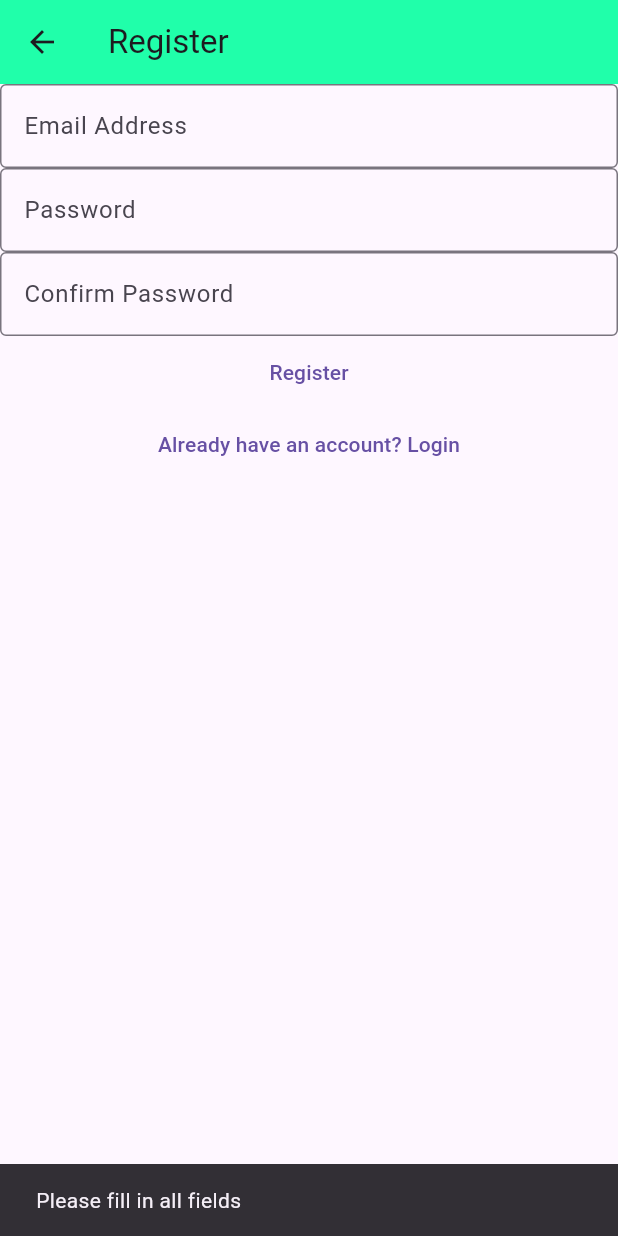
After one commit to faheempa/Coding, a Flutter app: the RegisterView screen opened by its route, after a tap on "Register", on a phone screen of 412 x 824 dp. The commit adds this screen. Run offline on Flutter 3.47's test engine with Material 2 defaults, Android fonts, the light colour scheme and no system bars; our stand-ins replace firebase_auth, firebase_core; accounts and stored records are empty.

```diff
--- /dev/null
+++ b/flutter/notes/lib/views/login.dart
@@ -0,0 +1,112 @@
+import 'package:firebase_auth/firebase_auth.dart';
+import 'package:flutter/material.dart';
+
+class LoginView extends StatefulWidget {
+  const LoginView({super.key});
+
+  @override
+  State<LoginView> createState() => _LoginViewState();
+}
+
+class _LoginViewState extends State<LoginView> {
+  // text controllers
+  late final TextEditingController _email, _password;
+
+  @override
+  void initState() {
+    _email = TextEditingController();
+    _password = TextEditingController();
+    super.initState();
+  }
+
+  @override
+  void dispose() {
+    _email.dispose();
+    _password.dispose();
+    super.dispose();
+  }
+
+  @override
+  Widget build(BuildContext context) {
+    final user = FirebaseAuth.instance.currentUser;
+    if (user != null) {
+      Navigator.of(context).pushNamedAndRemoveUntil('/home/', (route) => false);
+    }
+    return Scaffold(
+      appBar: AppBar(
+        title: const Text('Login'),
+        backgroundColor: const Color.fromARGB(255, 32, 255, 170),
+      ),
+      body: Column(
+        children: [
+          TextField(
+            controller: _email,
+            keyboardType: TextInputType.emailAddress,
+            decoration: const InputDecoration(
+              border: OutlineInputBorder(),
+              labelText: 'Email Address',
+            ),
+          ),
+          TextField(
+            controller: _password,
+            decoration: const InputDecoration(
+              border: OutlineInputBorder(),
+              labelText: 'Password',
+            ),
+            autocorrect: false,
+            obscureText: true,
+            enableSuggestions: false,
+          ),
+          TextButton(
+            onPressed: () async {
+              if (_email.text.isEmpty || _password.text.isEmpty) {
+                ScaffoldMessenger.of(context).showSnackBar(
+                  const SnackBar(
+                    content: Text('Please fill in all fields'),
+                  ),
+                );
+                return;
+              }
+              try {
+                await FirebaseAuth.instance
+                    .signInWithEmailAndPassword(
+                      email: _email.text,
+                      password: _password.text,
+                    )
+                    .then((value) => {
+                          ScaffoldMessenger.of(context).showSnackBar(
+                            const SnackBar(
+                              content: Text('Login successfully'),
+                            ),
+                          ),
+                          _email.text = '',
+                          _password.text = '',
+                          // focus out
+                          Navigator.of(context).pushNamedAndRemoveUntil(
+                              '/home', (route) => false)
+                        });
+              } on FirebaseAuthException catch (e) {
+                ScaffoldMessenger.of(context).showSnackBar(
+                  SnackBar(
+                    content: Text(
+                      // capitalize the error code and replace "-" with " "
+                      'Login failed: ${e.code[0].toUpperCase() + e.code.substring(1).replaceAll("-", " ")}',
+                    ),
+                  ),
+                );
+              }
+            },
+            child: const Text('Login'),
+          ),
+          TextButton(
+            onPressed: () {
+              Navigator.of(context)
+                  .pushNamedAndRemoveUntil('/register', (route) => false);
+            },
+            child: const Text('No account? Register here'),
+          ),
+        ],
+      ),
+    );
+  }
+}
--- /dev/null
+++ b/flutter/notes/lib/views/register.dart
@@ -0,0 +1,135 @@
+import 'package:firebase_auth/firebase_auth.dart';
+import 'package:flutter/material.dart';
+
+class RegisterView extends StatefulWidget {
+  const RegisterView({super.key});
+
+  @override
+  State<RegisterView> createState() => _RegisterViewState();
+}
+
+class _RegisterViewState extends State<RegisterView> {
+  // text controllers
+  late final TextEditingController _email, _password, _confirmPassword;
+
+  @override
+  void initState() {
+    _email = TextEditingController();
+    _password = TextEditingController();
+    _confirmPassword = TextEditingController();
+    super.initState();
+  }
+
+  @override
+  void dispose() {
+    _email.dispose();
+    _password.dispose();
+    _confirmPassword.dispose();
+    super.dispose();
+  }
+
+  @override
+  Widget build(BuildContext context) {
+    return Scaffold(
+      appBar: AppBar(
+        title: const Text('Register'),
+        backgroundColor: const Color.fromARGB(255, 32, 255, 170),
+      ),
+      body: Column(
+        children: [
+          TextField(
+            controller: _email,
+            keyboardType: TextInputType.emailAddress,
+            decoration: const InputDecoration(
+              border: OutlineInputBorder(),
+              labelText: 'Email Address',
+            ),
+          ),
+          TextField(
+            controller: _password,
+            decoration: const InputDecoration(
+              border: OutlineInputBorder(),
+              labelText: 'Password',
+            ),
+            autocorrect: false,
+            obscureText: true,
+            enableSuggestions: false,
+          ),
+          TextField(
+            controller: _confirmPassword,
+            decoration: const InputDecoration(
+              border: OutlineInputBorder(),
+              labelText: 'Confirm Password',
+            ),
+            autocorrect: false,
+            obscureText: true,
+            enableSuggestions: false,
+          ),
+          TextButton(
+            onPressed: () async {
+              if (_email.text.isEmpty ||
+                  _password.text.isEmpty ||
+                  _confirmPassword.text.isEmpty) {
+                ScaffoldMessenger.of(context).showSnackBar(
+                  const SnackBar(
+                    content: Text('Please fill in all fields'),
+                  ),
+                );
+                return;
+              }
+              if (_password.text != _confirmPassword.text) {
+                ScaffoldMessenger.of(context).showSnackBar(
+                  const SnackBar(
+                    content: Text('Password does not match'),
+                  ),
+                );
+                return;
+              }
+              try {
+                await FirebaseAuth.instance
+                    .createUserWithEmailAndPassword(
+                  email: _email.text,
+                  password: _password.text,
+                )
+                    .then((value) async {
+                  ScaffoldMessenger.of(context).showSnackBar(
+                    const SnackBar(
+                      content: Text('User created successfully'),
+                    ),
+                  );
+                  await FirebaseAuth.instance
+                      .signInWithEmailAndPassword(
+                        email: _email.text,
+                        password: _password.text,
+                      )
+                      .then((value) => {
+                            Navigator.of(context).pushNamedAndRemoveUntil(
+                                '/home', (route) => false)
+                          });
+                });
+              } on FirebaseAuthException catch (e) {
+                ScaffoldMessenger.of(context).showSnackBar(
+                  SnackBar(
+                    content: Text(
+                      // capitalize the error code and replace "-" with " "
+                      'Registration failed: ${e.code[0].toUpperCase() + e.code.substring(1).replaceAll("-", " ")}',
+                    ),
+                  ),
+                );
+                return;
+              }
+            },
+            child: const Text('Register'),
+          ),
+          TextButton(
+            onPressed: () {
+              Navigator.of(context)
+                  .pushNamedAndRemoveUntil('/login', (route) => false);
+            },
+            child: const Text('Already have an account? Login'),
+          ),
+        ],
+      ),
+    );
+  }
+}
```
Also changed, not shown: flutter/notes/lib/main.dart (+46 -109 lines), flutter/notes/lib/views/home.dart (added, +84 -0 lines), flutter/notes/lib/views/verify_email.dart (added, +60 -0 lines).
